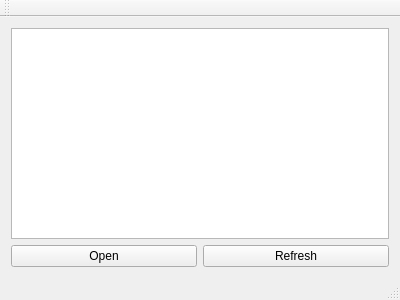
First picture: the form in mainwindow.ui, repository rafaelfassi/SqlUtils, before the edit.
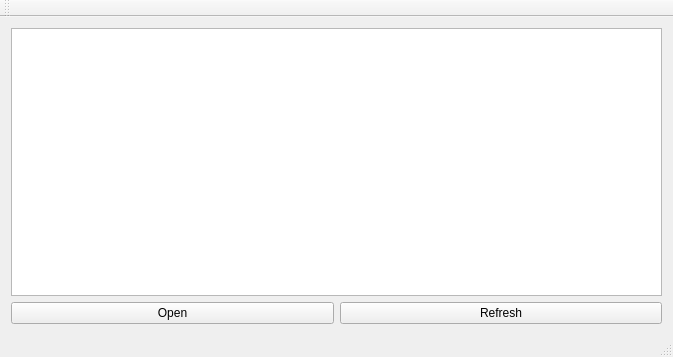
Second picture: the form after the edit.

The edit to the form file:
```diff
--- a/mainwindow.ui
+++ b/mainwindow.ui
@@ -6,8 +6,8 @@
    <rect>
     <x>0</x>
     <y>0</y>
-    <width>400</width>
-    <height>300</height>
+    <width>673</width>
+    <height>357</height>
    </rect>
   </property>
   <property name="windowTitle">
```
Left out of the diff: 2 changed lines with no effect on the pictures.
